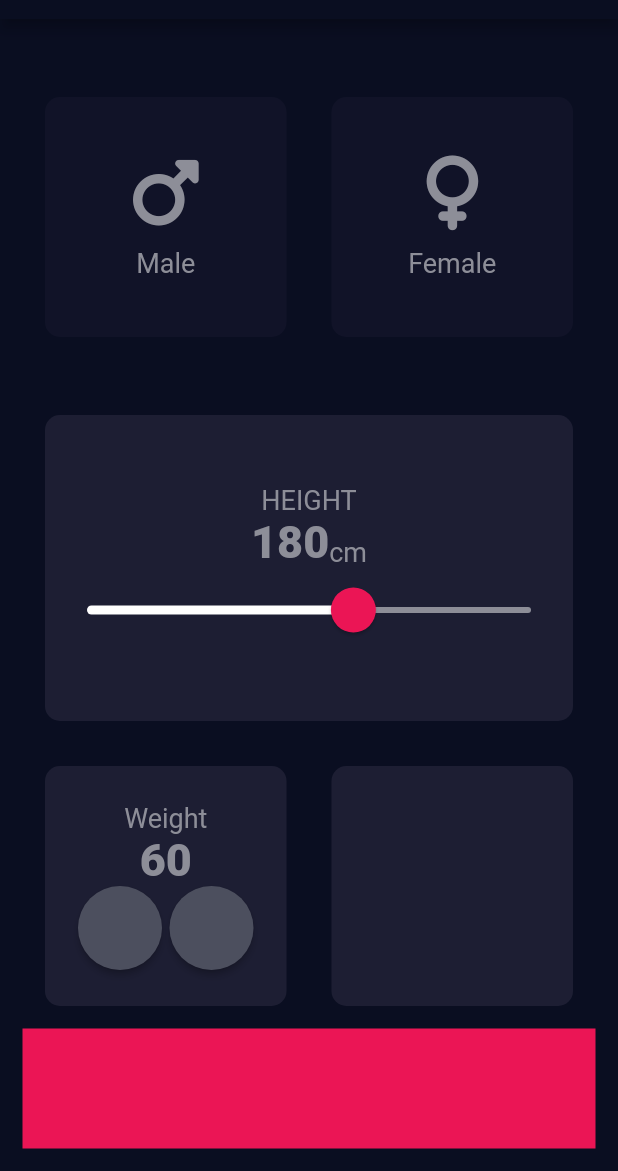
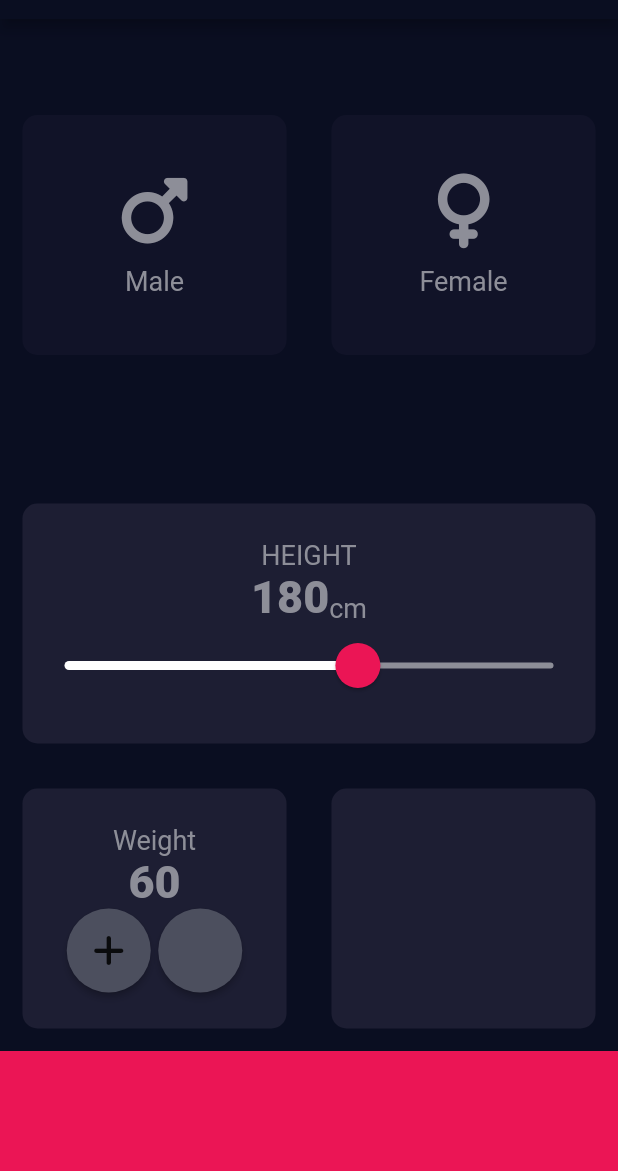
Before and after one commit to Herlarney/bmicalculator, a Flutter app: the screen it shows after launch, on a phone screen of 412 x 824 dp, the part 65-1236 px from its top. Run offline on Flutter 3.47's test engine with Material 2 defaults, Android fonts, the phone set to English and light mode, and no system bars; our stand-ins replace font_awesome_flutter.

```diff
--- a/lib/ReusableCard.dart
+++ b/lib/ReusableCard.dart
@@ -4,13 +4,14 @@ import 'package:flutter/material.dart';
 
 class ReusableCard extends StatelessWidget {
   // ignore: prefer_const_constructors_in_immutables
-  ReusableCard(
-      {this.color, this.width, this.cardChild, this.height, this.onpress});
+  ReusableCard({
+    this.color,
+    this.width,
+    this.cardChild,
+  });
   final Color? color;
   final double? width;
   final Widget? cardChild;
-  final double? height;
-  final Function? onpress;
 
   @override
   Widget build(BuildContext context) {
--- a/lib/inputpage.dart
+++ b/lib/inputpage.dart
@@ -32,10 +32,9 @@ class _BMICaculatorState extends State<BMICaculator> {
           // ignore: prefer_const_constructors
           title: Text('BMICalculator'),
         ),
-        body: Container(
-          // ignore: prefer_const_constructors
-          margin: EdgeInsets.all(15),
-          child: Column(children: <Widget>[
+        body: Column(
+            mainAxisAlignment: MainAxisAlignment.center,
+            children: <Widget>[
               Expanded(
                 child: Row(
                   children: <Widget>[
@@ -56,7 +55,9 @@ class _BMICaculatorState extends State<BMICaculator> {
                               : kInactiveCardColor,
                           width: 180,
                         ),
-                  )),
+                      ),
+                    ),
+                    // SizedBox(),
                     Expanded(
                       child: GestureDetector(
                         onTap: () {
@@ -79,14 +80,14 @@ class _BMICaculatorState extends State<BMICaculator> {
                   ],
                 ),
               ),
-            Expanded(
-              child: ReusableCard(
+              SizedBox(
+                height: 20,
+              ),
+              ReusableCard(
                 // ignore: prefer_const_constructors
                 color: kActiveCardColor,
                 width: double.infinity,
-                height: 150,
-                cardChild: Expanded(
-                  child: Column(
+                cardChild: Column(
                   mainAxisAlignment: MainAxisAlignment.center,
                   children: <Widget>[
                     Text(
@@ -124,8 +125,6 @@ class _BMICaculatorState extends State<BMICaculator> {
                   ],
                 ),
               ),
-              ),
-            ),
               Row(
                 children: <Widget>[
                   Expanded(
@@ -141,7 +140,9 @@ class _BMICaculatorState extends State<BMICaculator> {
                               Row(
                                 mainAxisAlignment: MainAxisAlignment.center,
                                 children: <Widget>[
-                                RoundIconButton(),
+                                  RoundIconButton(
+                                    icon: FontAwesomeIcons.plus,
+                                  ),
                                   SizedBox(
                                     width: 5.0,
                                   ),
@@ -166,7 +167,6 @@ class _BMICaculatorState extends State<BMICaculator> {
                 color: Color(0x0FFEB1555),
               )
             ]),
-        ),
         backgroundColor: const Color(0xFF0A0E21),
       ),
     );
--- a/lib/roundiconbutton.dart
+++ b/lib/roundiconbutton.dart
@@ -1,11 +1,15 @@
 import 'package:flutter/material.dart';
 
 class RoundIconButton extends StatelessWidget {
-  const RoundIconButton({Key? key}) : super(key: key);
+  RoundIconButton({
+    this.icon,
+  });
+  final IconData? icon;
 
   @override
   Widget build(BuildContext context) {
     return RawMaterialButton(
+      child: Icon(icon),
       onPressed: () {},
       constraints: BoxConstraints.tightFor(height: 56.0, width: 56.0),
       shape: CircleBorder(),
```
Lines whose indentation alone changed are shown as unchanged.
